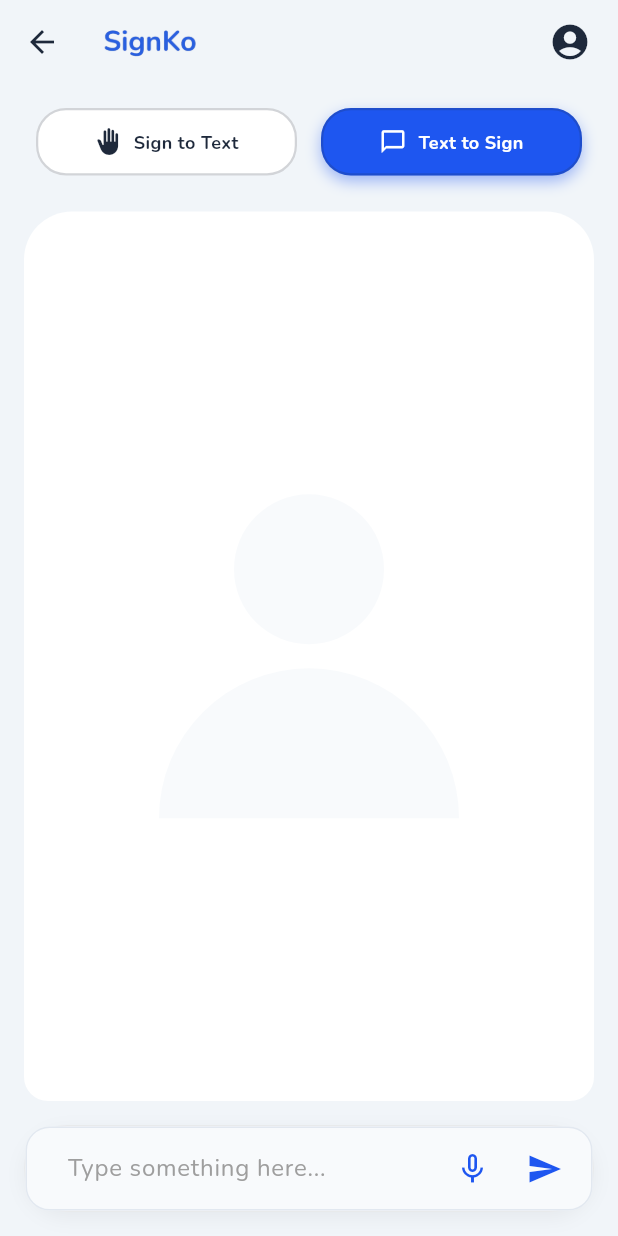
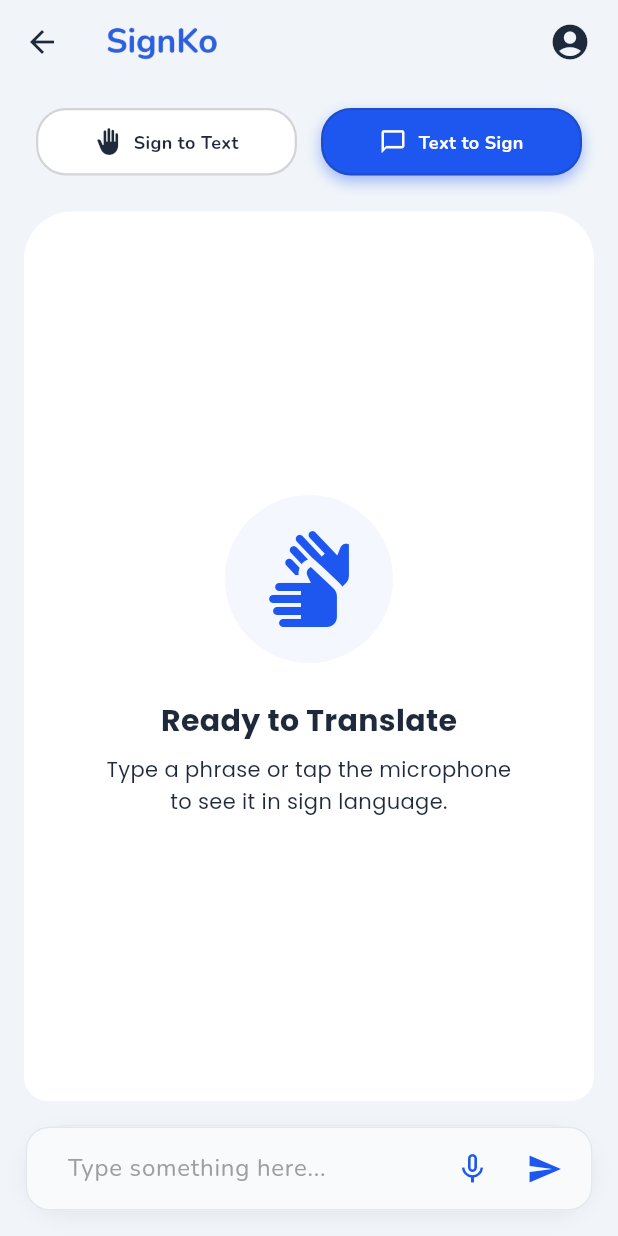
Before and after one commit to waeijn/signko, a Flutter app: the TranslationView screen opened directly, after a tap on "Text to Sign", on a phone screen of 412 x 824 dp. Run offline on Flutter 3.47's test engine with Material 3 defaults, Android fonts, the phone set to English and light mode, and no system bars; our stand-ins replace flutter_riverpod, flutter_tts, google_fonts, hive_flutter, shared_preferences, speech_to_text; accounts and stored records are empty.

Commit message:
style: redesign translation empty states and align home logo

```diff
--- a/app/lib/features/translation/translation_view.dart
+++ b/app/lib/features/translation/translation_view.dart
@@ -187,11 +187,12 @@ class _TranslationViewState extends ConsumerState<TranslationView>
         appBar: AppBar(
           elevation: 0,
           centerTitle: false,
-          title: Padding(
-            padding: const EdgeInsets.only(left: 12.0),
+          title: Transform.translate(
+            offset: const Offset(-12.0,
+                0), // Pulls the image left to counteract its internal transparent padding
             child: Transform.scale(
-              scale:
-                  2.5, // Scales up the image to counteract the large 512x512 transparent padding
+              scale: 3.0,
+              alignment: Alignment.centerLeft,
               child: Image.asset(
                 'assets/logo/text.png',
                 height: 32,
--- a/app/lib/features/translation/widgets/sign_to_text_panel.dart
+++ b/app/lib/features/translation/widgets/sign_to_text_panel.dart
@@ -2,6 +2,7 @@ import 'dart:async';
 import 'package:flutter/material.dart';
 import 'package:flutter_riverpod/flutter_riverpod.dart';
 import 'package:flutter_tts/flutter_tts.dart';
+import 'package:google_fonts/google_fonts.dart';
 import '../../gloves/glove_simulator.dart';
 import '../../settings/settings_provider.dart';
 import '../../history/providers/history_provider.dart';
@@ -202,20 +203,9 @@ class _SignToTextPanelState extends ConsumerState<SignToTextPanel> {
       child: Column(
         crossAxisAlignment: CrossAxisAlignment.start,
         children: [
-          // Header Row
+          // Header Row (Action Buttons)
           Row(
-            mainAxisAlignment: MainAxisAlignment.spaceBetween,
-            children: [
-              Text(
-                'TRANSLATED TEXT',
-                style: TextStyle(
-                  color: theme.colorScheme.onSurface,
-                  fontWeight: FontWeight.w900,
-                  fontSize: 12,
-                  letterSpacing: 1.2,
-                ),
-              ),
-              Row(
+            mainAxisAlignment: MainAxisAlignment.end,
             children: [
               IconButton(
                     icon: Icon(
@@ -279,25 +269,58 @@ class _SignToTextPanelState extends ConsumerState<SignToTextPanel> {
               ],
             ],
           ),
-            ],
-          ),
 
           const Spacer(),
 
           // Translated Text Display
           Center(
-            child: Text(
-              _fullSentence.isEmpty && _currentWord.isEmpty
-                  ? 'Waiting for input...'
-                  : '$_fullSentence$_currentWord',
+            child: _fullSentence.isEmpty && _currentWord.isEmpty
+                ? Column(
+                    mainAxisSize: MainAxisSize.min,
+                    children: [
+                      Container(
+                        padding: const EdgeInsets.all(24),
+                        decoration: BoxDecoration(
+                          color: theme.brightness == Brightness.dark
+                              ? theme.colorScheme.primary.withValues(alpha: 0.1)
+                              : theme.colorScheme.primary.withValues(alpha: 0.05),
+                          shape: BoxShape.circle,
+                        ),
+                        child: Icon(
+                          Icons.waving_hand,
+                          size: 64,
+                          color: theme.colorScheme.primary,
+                        ),
+                      ),
+                      const SizedBox(height: 24),
+                      Text(
+                        'Ready for Signs',
+                        style: GoogleFonts.poppins(
+                          fontSize: 20,
+                          fontWeight: FontWeight.bold,
+                          color: theme.colorScheme.onSurface,
+                        ),
+                      ),
+                      const SizedBox(height: 8),
+                      Text(
+                        'Tap "Start Translating" and perform\ngestures with your SignKo gloves.',
+                        textAlign: TextAlign.center,
+                        style: GoogleFonts.poppins(
+                          fontSize: 14,
+                          color: theme.colorScheme.onSurfaceVariant,
+                          height: 1.5,
+                        ),
+                      ),
+                    ],
+                  )
+                : Text(
+                    '$_fullSentence$_currentWord',
                     textAlign: TextAlign.center,
                     style: TextStyle(
                       fontSize: 32,
                       height: 1.2,
                       fontWeight: FontWeight.w800,
-                color: _fullSentence.isEmpty && _currentWord.isEmpty
-                    ? theme.colorScheme.onSurfaceVariant.withValues(alpha: 0.7)
-                    : theme.colorScheme.onSurface,
+                      color: theme.colorScheme.onSurface,
                     ),
                   ),
           ),
--- a/app/lib/features/translation/widgets/text_to_sign_panel.dart
+++ b/app/lib/features/translation/widgets/text_to_sign_panel.dart
@@ -289,21 +289,37 @@ class _TextToSignPanelState extends State<TextToSignPanel> {
       child: Column(
         mainAxisAlignment: MainAxisAlignment.center,
         children: [
-          CircleAvatar(
-            radius: 50,
-            backgroundColor:
-                isDark ? const Color(0xFF2A3357) : const Color(0xFFF8FAFC),
+          Container(
+            padding: const EdgeInsets.all(24),
+            decoration: BoxDecoration(
+              color: isDark
+                  ? Theme.of(context).colorScheme.primary.withValues(alpha: 0.1)
+                  : Theme.of(context).colorScheme.primary.withValues(alpha: 0.05),
+              shape: BoxShape.circle,
+            ),
+            child: Icon(
+              Icons.sign_language,
+              size: 64,
+              color: Theme.of(context).colorScheme.primary,
+            ),
           ),
-          const SizedBox(height: 16),
-          Container(
-            height: 100,
-            width: 200,
-            decoration: BoxDecoration(
-              color: isDark ? const Color(0xFF2A3357) : const Color(0xFFF8FAFC),
-              borderRadius: const BorderRadius.only(
-                topLeft: Radius.circular(100),
-                topRight: Radius.circular(100),
-              ),
+          const SizedBox(height: 24),
+          Text(
+            'Ready to Translate',
+            style: GoogleFonts.poppins(
+              fontSize: 20,
+              fontWeight: FontWeight.bold,
+              color: Theme.of(context).colorScheme.onSurface,
+            ),
+          ),
+          const SizedBox(height: 8),
+          Text(
+            'Type a phrase or tap the microphone\nto see it in sign language.',
+            textAlign: TextAlign.center,
+            style: GoogleFonts.poppins(
+              fontSize: 14,
+              color: Theme.of(context).colorScheme.onSurfaceVariant,
+              height: 1.5,
             ),
           ),
         ],
```
Lines whose indentation alone changed are shown as unchanged.
